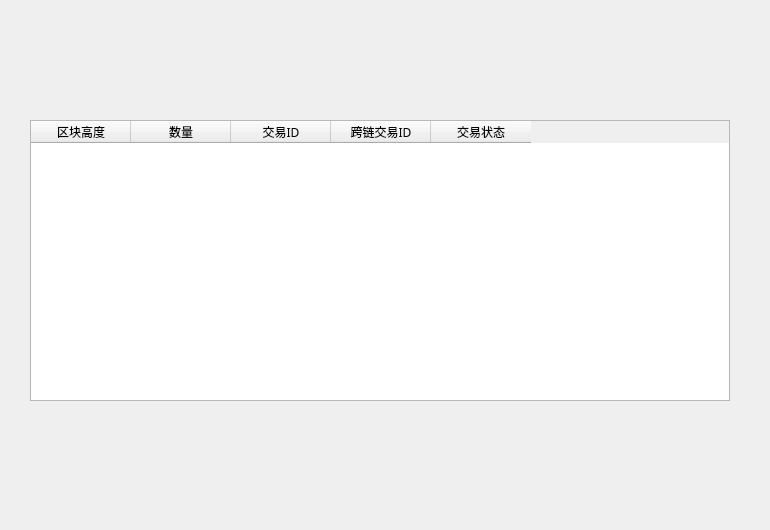
HcashOrg/hx-indicator, file depositpage/DepositRecrdWideget.ui: the form before one commit.
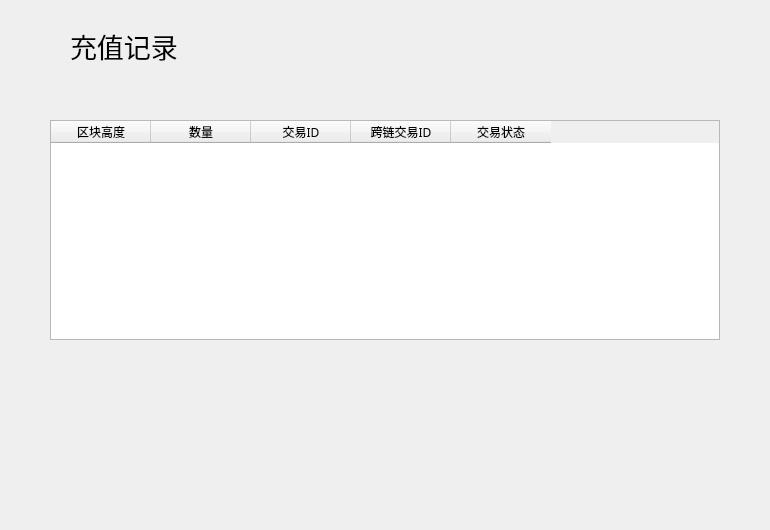
The form after the commit.

Diff of the .ui file:
```diff
--- a/depositpage/DepositRecrdWideget.ui
+++ b/depositpage/DepositRecrdWideget.ui
@@ -16,10 +16,10 @@
   <widget class="QTableWidget" name="depositRecordTableWidget">
    <property name="geometry">
     <rect>
-     <x>30</x>
+     <x>50</x>
      <y>120</y>
-     <width>700</width>
-     <height>281</height>
+     <width>670</width>
+     <height>220</height>
     </rect>
    </property>
    <attribute name="horizontalHeaderVisible">
@@ -94,6 +94,35 @@
     </property>
    </column>
   </widget>
+  <widget class="QLabel" name="label">
+   <property name="geometry">
+    <rect>
+     <x>70</x>
+     <y>30</y>
+     <width>121</width>
+     <height>31</height>
+    </rect>
+   </property>
+   <property name="font">
+    <font>
+     <family>Microsoft YaHei UI</family>
+     <pointsize>20</pointsize>
+    </font>
+   </property>
+   <property name="text">
+    <string>充值记录</string>
+   </property>
+  </widget>
+  <widget class="QStackedWidget" name="stackedWidget">
+   <property name="geometry">
+    <rect>
+     <x>0</x>
+     <y>360</y>
+     <width>770</width>
+     <height>41</height>
+    </rect>
+   </property>
+  </widget>
  </widget>
  <resources/>
  <connections/>
```
